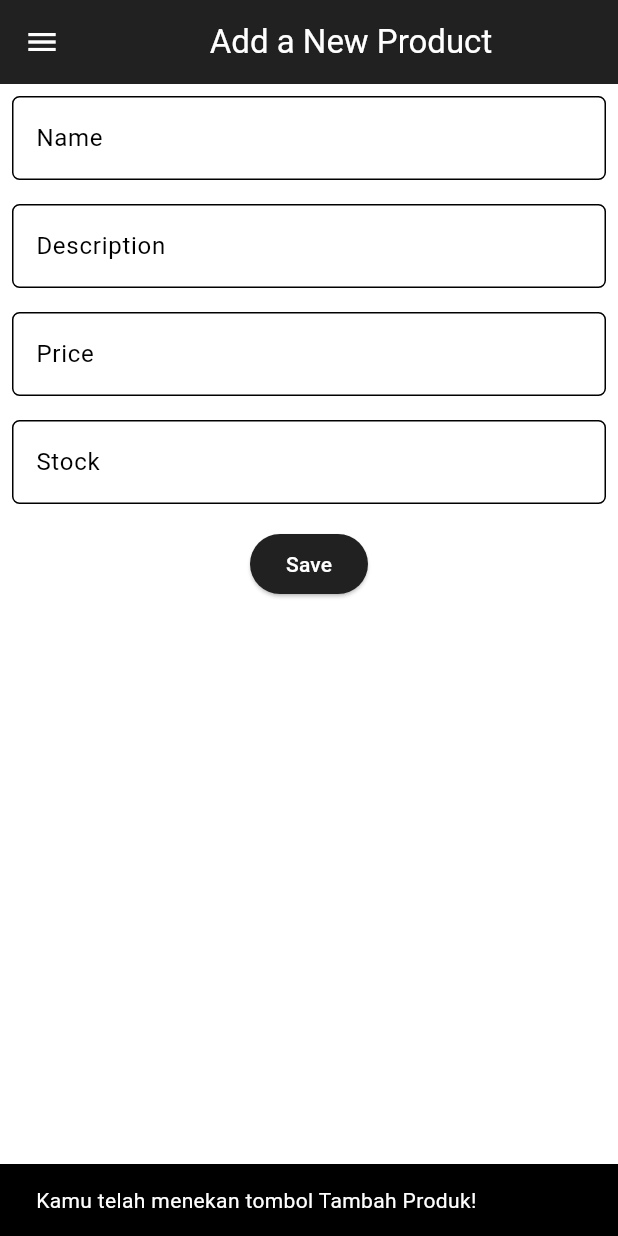
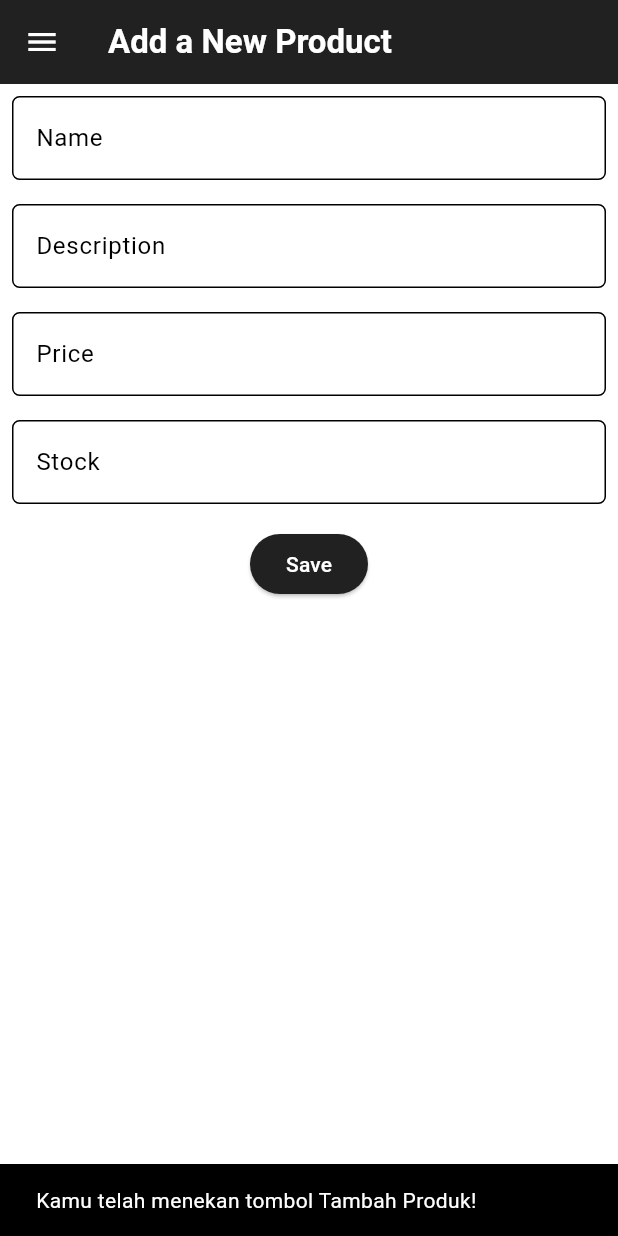
Before and after one commit to ResplendentAlex/pan-pan-mobile, a Flutter app: the screen it shows after launch, after a tap on "Tambah Produk", on a phone screen of 412 x 824 dp. Run offline on Flutter 3.47's test engine with Material 3 defaults, Android fonts, the light colour scheme and no system bars; network calls fail.

Commit message:
feat: finalize styling for Tugas 8

```diff
--- a/lib/screens/menu.dart
+++ b/lib/screens/menu.dart
@@ -10,7 +10,7 @@ class MyHomePage extends StatelessWidget {
   MyHomePage({super.key});
 
   final List<ProductHomepage> products = [
-    ProductHomepage("Lihat Daftar Produk", Icons.mood),
+    ProductHomepage("Lihat Daftar Produk", Icons.store),
     ProductHomepage("Tambah Produk", Icons.add),
     ProductHomepage("Logout", Icons.logout),
   ];
--- a/lib/screens/product_entry_form.dart
+++ b/lib/screens/product_entry_form.dart
@@ -19,8 +19,18 @@ class _ProductEntryFormPageState extends State<ProductEntryFormPage> {
   Widget build(BuildContext context) {
     return Scaffold(
         appBar: AppBar(
-          title: const Center(
-            child: Text('Add a New Product'),
+          title: const Row(
+            mainAxisAlignment: MainAxisAlignment.start,
+            children: [
+              Text(
+                'Add a New Product',
+                textAlign: TextAlign.start,
+                style: TextStyle(
+                  color: Colors.white,
+                  fontWeight: FontWeight.bold,
+                ),
+              ),
+            ]
           ),
           backgroundColor: Theme.of(context).colorScheme.primary,
           foregroundColor: Colors.white,
--- a/lib/widgets/left_drawer.dart
+++ b/lib/widgets/left_drawer.dart
@@ -47,7 +47,7 @@ class LeftDrawer extends StatelessWidget {
             },
           ),
           ListTile(
-            leading: const Icon(Icons.mood),
+            leading: const Icon(Icons.store),
             title: const Text('Tambah Produk'),
             // Bagian redirection ke ProductEntryFormPage
             onTap: () {
```
